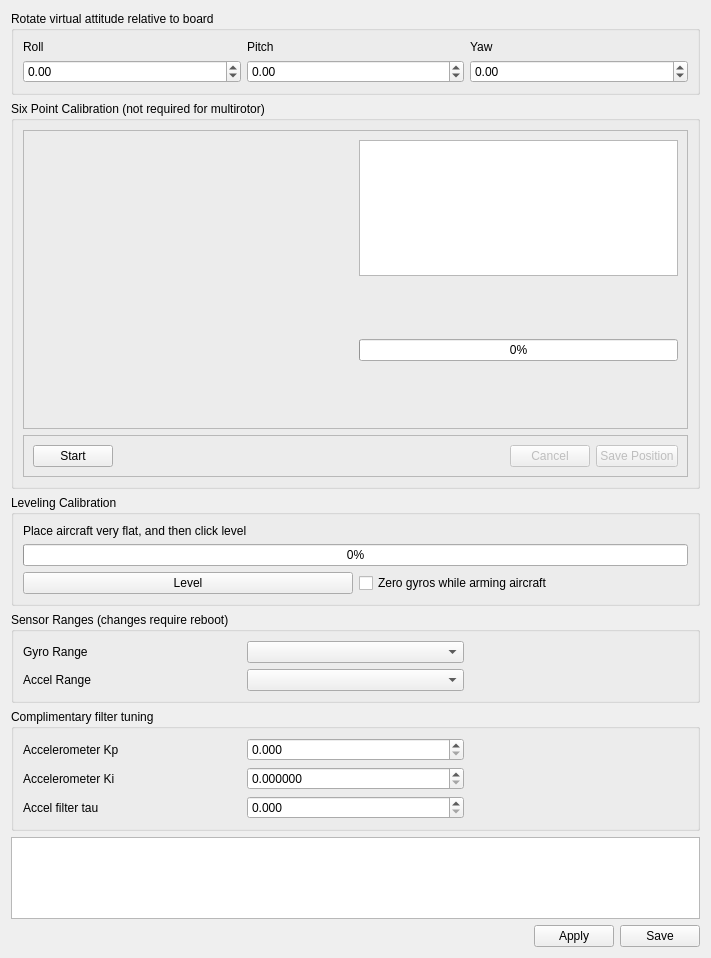
Qt form ground/openpilotgcs/src/plugins/config/ccattitude.ui (TauLabs/TauLabs) before a commit.
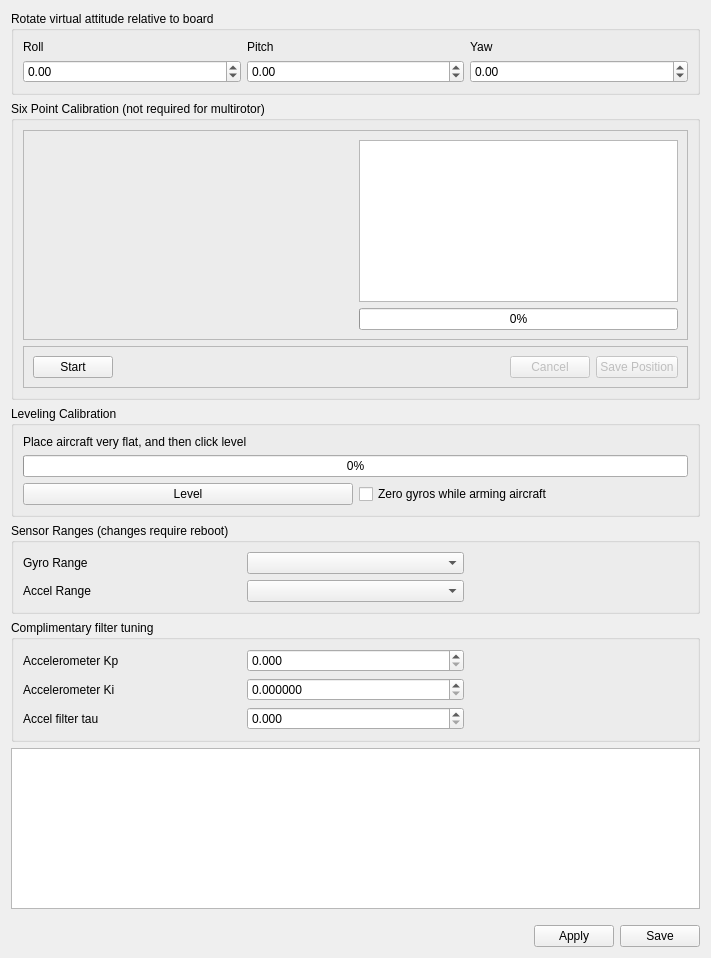
The same form after that commit. Icons and pictures are not drawn.

Commit message: Added paper plane to CopterControl calibration UI.

The edit to the form file:
```diff
--- a/ground/openpilotgcs/src/plugins/config/ccattitude.ui
+++ b/ground/openpilotgcs/src/plugins/config/ccattitude.ui
@@ -297,16 +297,6 @@
          <enum>QFrame::Raised</enum>
         </property>
         <layout class="QGridLayout" name="gridLayout_5">
-         <item row="2" column="0">
-          <widget class="QGraphicsView" name="sixPointHelp">
-           <property name="toolTip">
-            <string>Nice paper plane, eh?</string>
-           </property>
-           <property name="styleSheet">
-            <string notr="true">background:transparent</string>
-           </property>
-          </widget>
-         </item>
          <item row="2" column="1">
           <widget class="QProgressBar" name="sixPointProgress">
            <property name="value">
@@ -317,6 +307,16 @@
          <item row="0" column="1">
           <widget class="QTextEdit" name="sixPointCalibInstructions"/>
          </item>
+         <item row="0" column="0">
+          <widget class="QGraphicsView" name="sixPointHelp">
+           <property name="toolTip">
+            <string>Nice paper plane, eh?</string>
+           </property>
+           <property name="styleSheet">
+            <string notr="true">background:transparent</string>
+           </property>
+          </widget>
+         </item>
         </layout>
        </widget>
       </item>
```
The commit also changes 2 other files.
